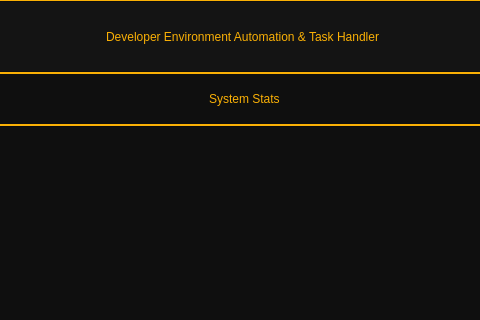
Above: Gui/Main_Gui.ui from ThatNerd404/D.E.A.T.H before the change; both pictures show x 215 to 695 and y 0 to 320 of the 800 by 520 pixel window. Below: the same form after it.
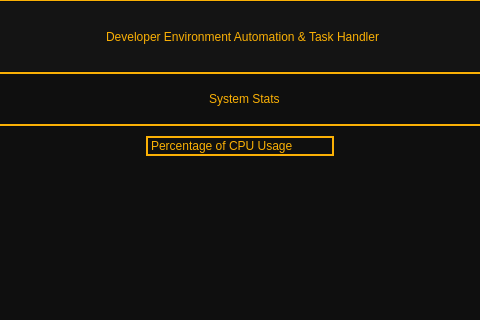
That is the form after the change. Icons and pictures are not drawn.

Commit message: Finished with System stats Page :)

```diff
--- a/Gui/Main_Gui.ui
+++ b/Gui/Main_Gui.ui
@@ -2053,6 +2053,37 @@
                 <property name="frameShadow">
                  <enum>QFrame::Raised</enum>
                 </property>
+                <widget class="QLabel" name="System_Stats_Plots_Title">
+                 <property name="geometry">
+                  <rect>
+                   <x>240</x>
+                   <y>10</y>
+                   <width>188</width>
+                   <height>20</height>
+                  </rect>
+                 </property>
+                 <property name="minimumSize">
+                  <size>
+                   <width>188</width>
+                   <height>20</height>
+                  </size>
+                 </property>
+                 <property name="maximumSize">
+                  <size>
+                   <width>188</width>
+                   <height>20</height>
+                  </size>
+                 </property>
+                 <property name="styleSheet">
+                  <string notr="true">#System_Stats_Plots_Title{border-color:rgb(250,176,5);
+border-width:2px;
+border-style:solid;
+font: 12pt &quot;Palatino Linotype&quot;;}</string>
+                 </property>
+                 <property name="text">
+                  <string>Percentage of CPU Usage</string>
+                 </property>
+                </widget>
                </widget>
               </item>
               <item>
```
The commit also changes 4 other files.
